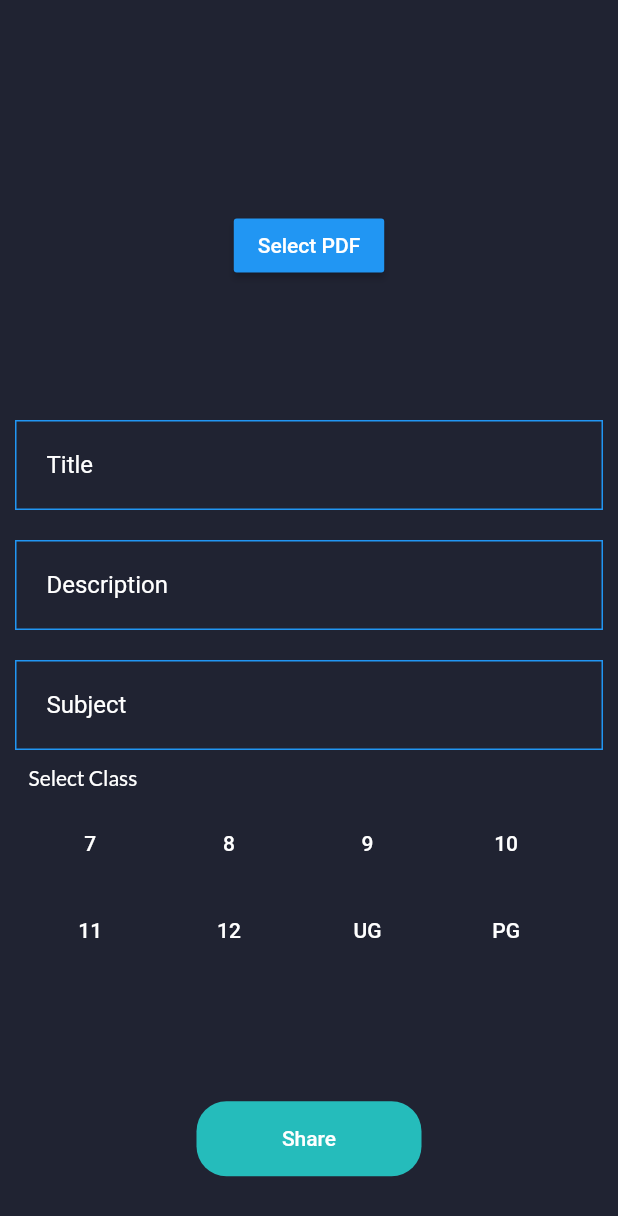
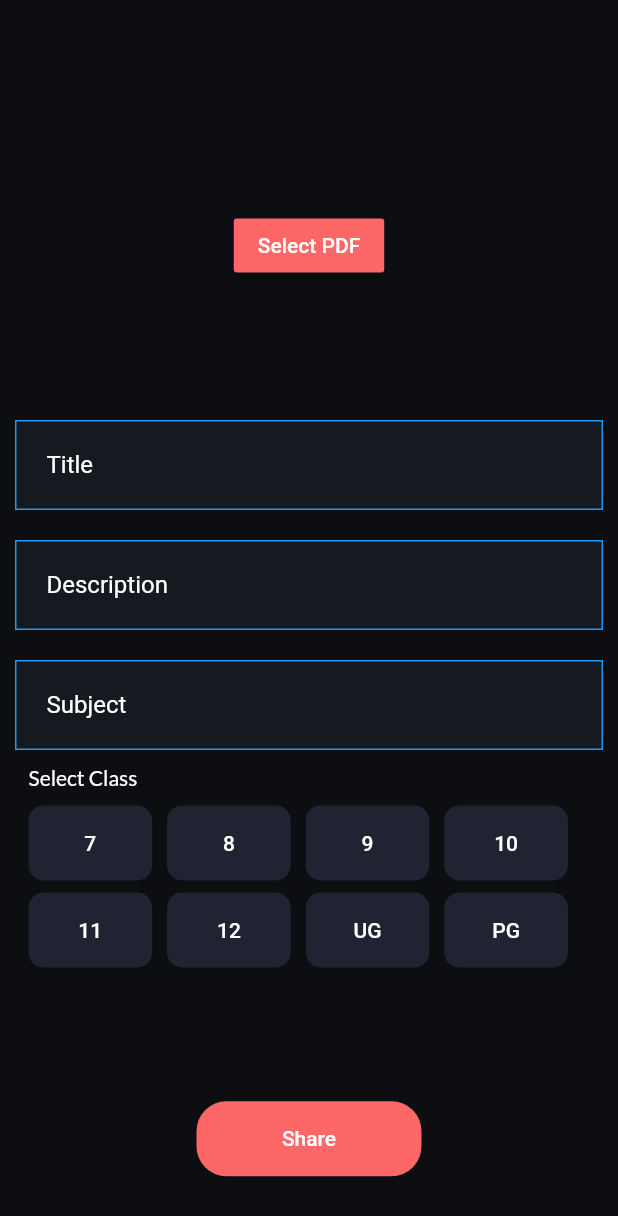
Before and after one commit to RivaanRanawat/notefynd, a Flutter app: the AddContent screen opened directly, after a tap on "Add PDF", on a phone screen of 412 x 824 dp. Shown: the top 1216 px of the screen. Run offline on Flutter 3.47's test engine with Material 2 defaults, Android fonts, the phone set to English and light mode, and no system bars; our stand-ins replace cloud_firestore, file_picker, firebase_auth, firebase_core, firebase_storage, flutter_custom_clippers and 7 more; missing offline and left inert: flutter_gradient_colors, flutter_pdfview, flutter_video_compress, paginate_firestore; accounts and stored records are empty; network calls fail.

Commit message:
designing add pdf screen

```diff
--- a/lib/screens/pages/creator/add_content.dart
+++ b/lib/screens/pages/creator/add_content.dart
@@ -1,12 +1,14 @@
 import 'package:flutter/material.dart';
 import 'package:google_fonts/google_fonts.dart';
 import 'package:image_picker/image_picker.dart';
+import 'package:notefynd/provider/ThemeModel.dart';
 import 'package:notefynd/screens/pages/creator/add_pdf_notes.dart';
 import 'package:notefynd/screens/pages/videos/confirm_video_screen.dart';
 import 'package:notefynd/universal_variables.dart';
 import "dart:io";
 
 import 'package:page_transition/page_transition.dart';
+import 'package:provider/provider.dart';
 
 class AddContent extends StatefulWidget {
   @override
@@ -67,7 +69,9 @@ class _AddContentState extends State<AddContent> {
   @override
   Widget build(BuildContext context) {
     return Scaffold(
-      backgroundColor: UniversalVariables().secondaryColor,
+      backgroundColor: Provider.of<ThemeModel>(context)
+                      .currentTheme
+                      .backgroundColor,
       body: Center(
         child: Row(
           mainAxisAlignment: MainAxisAlignment.spaceEvenly,
@@ -78,7 +82,9 @@ class _AddContentState extends State<AddContent> {
               height: 50,
               onPressed: () => Navigator.of(context)
                   .push(PageTransition(child: AddPdfNotes(), type: PageTransitionType.bottomToTop)),
-              color: Colors.blue,
+              color: Provider.of<ThemeModel>(context)
+                      .currentTheme
+                      .accentColor,
               child: Text("Add PDF"),
               textColor: Colors.white,
             ),
--- a/lib/screens/pages/creator/add_pdf_notes.dart
+++ b/lib/screens/pages/creator/add_pdf_notes.dart
@@ -2,6 +2,7 @@ import 'package:file_picker/file_picker.dart';
 import "package:flutter/material.dart";
 import 'package:google_fonts/google_fonts.dart';
 import 'package:notefynd/provider/Creator.dart';
+import 'package:notefynd/provider/ThemeModel.dart';
 import 'dart:io';
 
 import 'package:notefynd/universal_variables.dart';
@@ -77,7 +78,8 @@ class _AddPdfNotesState extends State<AddPdfNotes> {
   @override
   Widget build(BuildContext context) {
     return Scaffold(
-      backgroundColor: UniversalVariables().secondaryColor,
+      backgroundColor:
+          Provider.of<ThemeModel>(context).currentTheme.backgroundColor,
       body: _isLoading == false
           ? SingleChildScrollView(
               child: Column(
@@ -85,14 +87,26 @@ class _AddPdfNotesState extends State<AddPdfNotes> {
                 children: [
                   SizedBox(height: MediaQuery.of(context).size.height * 0.15),
                   _file != null
-                      ? Center(child: Text(fileName))
+                      ? Center(
+                          child: Text(
+                          fileName,
+                          style: Provider.of<ThemeModel>(context)
+                              .currentTheme
+                              .textTheme
+                              .headline6,
+                        ))
                       : Text(
                           "",
-                          style: TextStyle(color: Colors.white),
+                          style: Provider.of<ThemeModel>(context)
+                              .currentTheme
+                              .textTheme
+                              .headline6,
                         ),
                   Center(
                     child: MaterialButton(
-                      color: Colors.blue,
+                      color: Provider.of<ThemeModel>(context)
+                          .currentTheme
+                          .accentColor,
                       onPressed: () async {
                         FilePickerResult result =
                             await FilePicker.platform.pickFiles(
@@ -121,15 +135,25 @@ class _AddPdfNotesState extends State<AddPdfNotes> {
                     margin: EdgeInsets.all(10),
                     padding: EdgeInsets.symmetric(horizontal: 10, vertical: 5),
                     decoration: BoxDecoration(
-                        color: UniversalVariables().secondaryColor,
+                        color: Provider.of<ThemeModel>(context)
+                            .currentTheme
+                            .primaryColor,
                         border: Border.all(color: Colors.blue)),
                     child: TextFormField(
                       controller: _titleController,
-                      style: TextStyle(color: Colors.white),
+                      style: Provider.of<ThemeModel>(context)
+                          .currentTheme
+                          .textTheme
+                          .headline6,
                       decoration: InputDecoration(
                         contentPadding: EdgeInsets.symmetric(horizontal: 10),
                         labelText: "Title",
-                        labelStyle: TextStyle(color: Colors.white),
+                        labelStyle: TextStyle(
+                            color: Provider.of<ThemeModel>(context)
+                                .currentTheme
+                                .textTheme
+                                .headline6
+                                .color),
                         border: InputBorder.none,
                       ),
                     ),
@@ -138,15 +162,25 @@ class _AddPdfNotesState extends State<AddPdfNotes> {
                     margin: EdgeInsets.all(10),
                     padding: EdgeInsets.symmetric(horizontal: 10, vertical: 5),
                     decoration: BoxDecoration(
-                        color: UniversalVariables().secondaryColor,
+                        color: Provider.of<ThemeModel>(context)
+                            .currentTheme
+                            .primaryColor,
                         border: Border.all(color: Colors.blue)),
                     child: TextFormField(
                       controller: _descriptionController,
-                      style: TextStyle(color: Colors.white),
+                      style: Provider.of<ThemeModel>(context)
+                          .currentTheme
+                          .textTheme
+                          .headline6,
                       decoration: InputDecoration(
                         contentPadding: EdgeInsets.symmetric(horizontal: 10),
                         labelText: "Description",
-                        labelStyle: TextStyle(color: Colors.white),
+                        labelStyle: TextStyle(
+                            color: Provider.of<ThemeModel>(context)
+                                .currentTheme
+                                .textTheme
+                                .headline6
+                                .color),
                         border: InputBorder.none,
                       ),
                     ),
@@ -155,15 +189,25 @@ class _AddPdfNotesState extends State<AddPdfNotes> {
                     margin: EdgeInsets.all(10),
                     padding: EdgeInsets.symmetric(horizontal: 10, vertical: 5),
                     decoration: BoxDecoration(
-                        color: UniversalVariables().secondaryColor,
+                        color: Provider.of<ThemeModel>(context)
+                            .currentTheme
+                            .primaryColor,
                         border: Border.all(color: Colors.blue)),
                     child: TextFormField(
                       controller: _subjectController,
-                      style: TextStyle(color: Colors.white),
+                      style: Provider.of<ThemeModel>(context)
+                          .currentTheme
+                          .textTheme
+                          .headline6,
                       decoration: InputDecoration(
                         contentPadding: EdgeInsets.symmetric(horizontal: 10),
                         labelText: "Subject",
-                        labelStyle: TextStyle(color: Colors.white),
+                        labelStyle: TextStyle(
+                            color: Provider.of<ThemeModel>(context)
+                                .currentTheme
+                                .textTheme
+                                .headline6
+                                .color),
                         border: InputBorder.none,
                       ),
                     ),
@@ -176,7 +220,12 @@ class _AddPdfNotesState extends State<AddPdfNotes> {
                       children: [
                         Text("Select Class",
                             style: GoogleFonts.lato(
-                                color: Colors.white, fontSize: 14)),
+                                color: Provider.of<ThemeModel>(context)
+                                    .currentTheme
+                                    .textTheme
+                                    .headline6
+                                    .color,
+                                fontSize: 14)),
                         SizedBox(
                           height: 10,
                         ),
@@ -191,8 +240,12 @@ class _AddPdfNotesState extends State<AddPdfNotes> {
                                 height: 50,
                                 onPressed: () => handleClassButtonClick("7"),
                                 color: _grade == "7"
-                                    ? _universalVariables.logoGreen
-                                    : _universalVariables.secondaryColor,
+                                    ? Provider.of<ThemeModel>(context)
+                                          .currentTheme
+                                          .accentColor
+                                    : Provider.of<ThemeModel>(context)
+                                        .currentTheme
+                                        .buttonColor,
                                 child: Text("7"),
                                 shape: RoundedRectangleBorder(
                                   borderRadius: BorderRadius.circular(10.0),
@@ -209,8 +262,12 @@ class _AddPdfNotesState extends State<AddPdfNotes> {
                                 height: 50,
                                 onPressed: () => handleClassButtonClick("8"),
                                 color: _grade == "8"
-                                    ? _universalVariables.logoGreen
-                                    : _universalVariables.secondaryColor,
+                                    ? Provider.of<ThemeModel>(context)
+                                          .currentTheme
+                                          .accentColor
+                                    : Provider.of<ThemeModel>(context)
+                                          .currentTheme
+                                          .buttonColor,
                                 child: Text("8"),
                                 shape: RoundedRectangleBorder(
                                   borderRadius: BorderRadius.circular(10.0),
@@ -227,8 +284,12 @@ class _AddPdfNotesState extends State<AddPdfNotes> {
                                 height: 50,
                                 onPressed: () => handleClassButtonClick("9"),
                                 color: _grade == "9"
-                                    ? _universalVariables.logoGreen
-                                    : _universalVariables.secondaryColor,
+                                    ? Provider.of<ThemeModel>(context)
+                                          .currentTheme
+                                          .accentColor
+                                    : Provider.of<ThemeModel>(context)
+                                          .currentTheme
+                                          .buttonColor,
                                 child: Text("9"),
                                 shape: RoundedRectangleBorder(
                                   borderRadius: BorderRadius.circular(10.0),
@@ -245,8 +306,12 @@ class _AddPdfNotesState extends State<AddPdfNotes> {
                                 height: 50,
                                 onPressed: () => handleClassButtonClick("10"),
                                 color: _grade == "10"
-                                    ? _universalVariables.logoGreen
-                                    : _universalVariables.secondaryColor,
+                                    ? Provider.of<ThemeModel>(context)
+                                          .currentTheme
+                                          .accentColor
+                                    : Provider.of<ThemeModel>(context)
+                                          .currentTheme
+                                          .buttonColor,
                                 child: Text("10"),
                                 shape: RoundedRectangleBorder(
                                   borderRadius: BorderRadius.circular(10.0),
@@ -269,8 +334,12 @@ class _AddPdfNotesState extends State<AddPdfNotes> {
                                   height: 50,
                                   onPressed: () => handleClassButtonClick("11"),
                                   color: _grade == "11"
-                                      ? _universalVariables.logoGreen
-                                      : _universalVariables.secondaryColor,
+                                      ? Provider.of<ThemeModel>(context)
+                                          .currentTheme
+                                          .accentColor
+                                      : Provider.of<ThemeModel>(context)
+                                          .currentTheme
+                                          .buttonColor,
                                   child: Text("11"),
                                   shape: RoundedRectangleBorder(
                                     borderRadius: BorderRadius.circular(10.0),
@@ -287,8 +356,12 @@ class _AddPdfNotesState extends State<AddPdfNotes> {
                                   height: 50,
                                   onPressed: () => handleClassButtonClick("12"),
                                   color: _grade == "12"
-                                      ? _universalVariables.logoGreen
-                                      : _universalVariables.secondaryColor,
+                                      ? Provider.of<ThemeModel>(context)
+                                          .currentTheme
+                                          .accentColor
+                                      : Provider.of<ThemeModel>(context)
+                                          .currentTheme
+                                          .buttonColor,
                                   child: Text("12"),
                                   shape: RoundedRectangleBorder(
                                     borderRadius: BorderRadius.circular(10.0),
@@ -305,8 +378,12 @@ class _AddPdfNotesState extends State<AddPdfNotes> {
                                   height: 50,
                                   onPressed: () => handleClassButtonClick("UG"),
                                   color: _grade == "UG"
-                                      ? _universalVariables.logoGreen
-                                      : _universalVariables.secondaryColor,
+                                      ? Provider.of<ThemeModel>(context)
+                                          .currentTheme
+                                          .accentColor
+                                      : Provider.of<ThemeModel>(context)
+                                          .currentTheme
+                                          .buttonColor,
                                   child: Text("UG"),
                                   shape: RoundedRectangleBorder(
                                     borderRadius: BorderRadius.circular(10.0),
@@ -323,8 +400,12 @@ class _AddPdfNotesState extends State<AddPdfNotes> {
                                   height: 50,
                                   onPressed: () => handleClassButtonClick("PG"),
                                   color: _grade == "PG"
-                                      ? _universalVariables.logoGreen
-                                      : _universalVariables.secondaryColor,
+                                      ? Provider.of<ThemeModel>(context)
+                                          .currentTheme
+                                          .accentColor
+                                      : Provider.of<ThemeModel>(context)
+                                          .currentTheme
+                                          .buttonColor,
                                   child: Text("PG"),
                                   shape: RoundedRectangleBorder(
                                     borderRadius: BorderRadius.circular(10.0),
@@ -344,7 +425,9 @@ class _AddPdfNotesState extends State<AddPdfNotes> {
                     elevation: 0,
                     height: 50,
                     onPressed: uploadPdftoFirebase,
-                    color: UniversalVariables().logoGreen,
+                    color: Provider.of<ThemeModel>(context)
+                        .currentTheme
+                        .accentColor,
                     child: Text("Share"),
                     shape: RoundedRectangleBorder(
                       borderRadius: BorderRadius.circular(20.0),
--- a/lib/universal_variables.dart
+++ b/lib/universal_variables.dart
@@ -21,6 +21,7 @@ ThemeData darkTheme = ThemeData.dark().copyWith(
     backgroundColor: Color.fromRGBO(12, 14, 18, 1),
     primaryColor: Color.fromRGBO(21, 26, 33, 1),
     accentColor: Color.fromRGBO(253, 103, 104, 1),
+    buttonColor: Color.fromRGBO(32, 35, 50, 1),
     textTheme: TextTheme(
       headline6: TextStyle(color: Colors.white),
       subtitle2: TextStyle(color: Colors.white54),
@@ -30,6 +31,7 @@ ThemeData lightTheme = ThemeData.light().copyWith(
   backgroundColor: Color.fromRGBO(255, 255, 255, 1),
   primaryColor: Color.fromRGBO(251, 251, 251, 1),
   accentColor: Color.fromRGBO(4, 86, 243, 1),
+  buttonColor: Color.fromRGBO(37,38,94,.7),
   textTheme: TextTheme(
       headline6: TextStyle(color: Colors.black),
       subtitle2: TextStyle(color: Color.fromRGBO(37,38,94,.7))),
```
